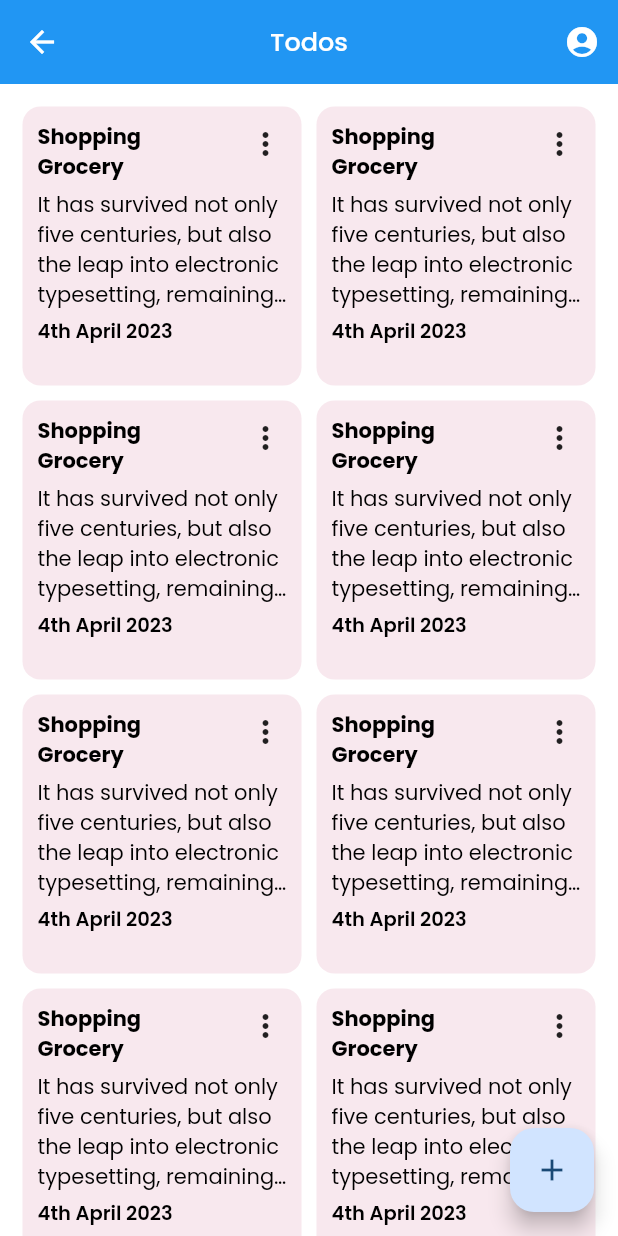
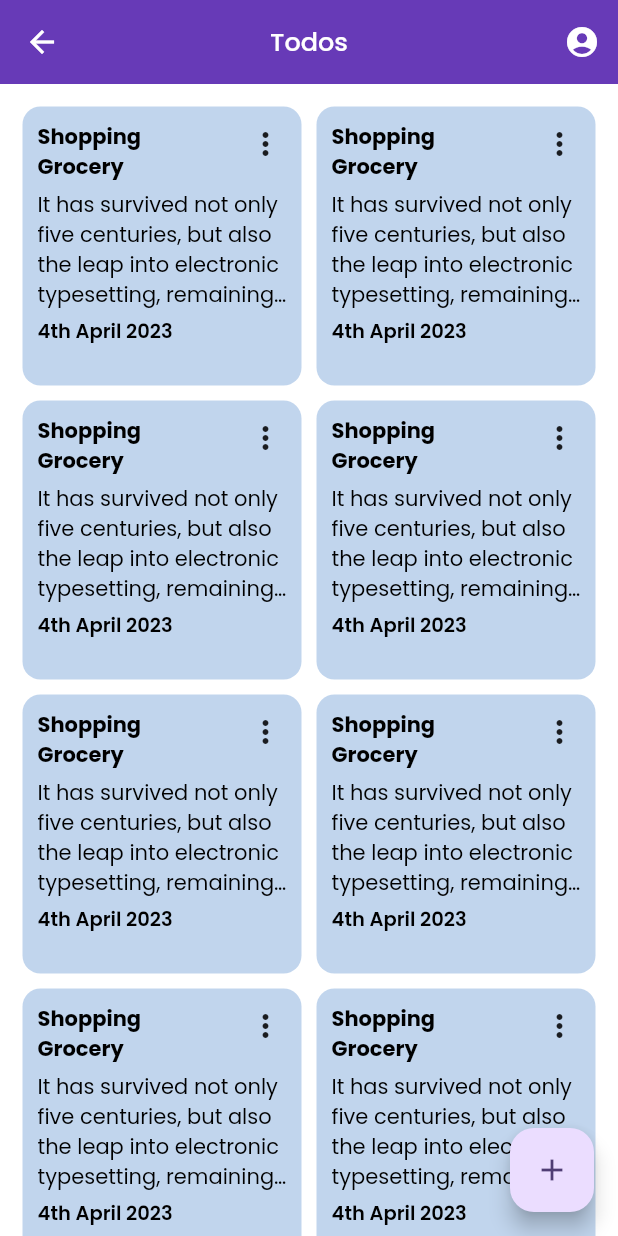
Before and after one commit to alvisjerome/todo-flutter-firebase, a Flutter app: the screen it shows after launch, after a tap on "Continue with Google", on a phone screen of 412 x 824 dp. Run offline on Flutter 3.47's test engine with Material 2 defaults, Android fonts, the phone set to English and light mode, and no system bars; our stand-ins replace firebase_core, get_it, google_fonts; accounts and stored records are empty; generated files the repository leaves out were written again.

Commit message:
added get_it di

```diff
--- /dev/null
+++ b/lib/app/modules/authentication/datasource/repositories/authentication_repository.dart
@@ -0,0 +1,3 @@
+abstract interface class AuthenticationRepository {}
+
+class AuthenticationRepositoryImpl implements AuthenticationRepository {}
--- /dev/null
+++ b/lib/app/modules/todo/datasource/repositories/todo_repository.dart
@@ -0,0 +1,3 @@
+abstract interface class TodoRepository {}
+
+class TodoRepositoryImpl implements TodoRepository {}
--- a/lib/app/modules/todo/presentation/pages/todo_page.dart
+++ b/lib/app/modules/todo/presentation/pages/todo_page.dart
@@ -1,3 +1,5 @@
+import 'package:app/core/enums/todo_usecase.dart';
+
 import '../../../../../core/routes/app_paths.dart';
 import '../../../../../core/theme/app_theme.dart';
 import 'package:flutter/material.dart';
@@ -38,7 +40,8 @@ class TodoPage extends StatelessWidget {
             return const TaskTile();
           }),
       floatingActionButton: FloatingActionButton(
-        onPressed: () => Navigator.pushNamed(context, AppPaths.todo),
+        onPressed: () => Navigator.pushNamed(context, AppPaths.editTodo,
+            arguments: TodoUseCase.addTodo),
         child: const Icon(Icons.add),
       ),
     );
--- a/lib/app/modules/todo/presentation/widgets/task_menu.dart
+++ b/lib/app/modules/todo/presentation/widgets/task_menu.dart
@@ -1,6 +1,7 @@
 import 'package:flutter/material.dart';
 
 import '../../../../../core/enums/todo_menu_enum.dart';
+import '../../../../../core/enums/todo_usecase.dart';
 import '../../../../../core/routes/app_paths.dart';
 import '../../../../widgets/component_functions.dart';
 import '../../../../widgets/custom_text.dart';
@@ -25,7 +26,8 @@ class TaskMenu extends StatelessWidget {
       ],
       onSelected: (String value) {
         if (value == TodoMenuEnum.edit.name) {
-          Navigator.pushNamed(context, AppPaths.todo);
+          Navigator.pushNamed(context, AppPaths.editTodo,
+              arguments: TodoUseCase.editTodo);
         } else if (value == TodoMenuEnum.delete.name) {
           ComponentFunctions.hanleSnackBar(
               context: context, snakbar: const DeleteTaskSnackbar());
--- a/lib/app/modules/todo/presentation/widgets/task_tile.dart
+++ b/lib/app/modules/todo/presentation/widgets/task_tile.dart
@@ -11,7 +11,7 @@ class TaskTile extends StatelessWidget {
   Widget build(BuildContext context) {
     return Container(
       decoration: BoxDecoration(
-        color: AppTheme.lightPink,
+        color: AppTheme.randomColor,
         borderRadius: BorderRadius.circular(12),
       ),
       child: const Column(
--- a/lib/core/routes/app_routes.dart
+++ b/lib/core/routes/app_routes.dart
@@ -1,3 +1,4 @@
+import 'package:app/core/enums/todo_usecase.dart';
 import 'package:flutter/material.dart';
 
 import '../../app/modules/authentication/presentation/pages/authentication_page.dart';
@@ -16,7 +17,9 @@ final class AppRoutes {
       case AppPaths.profile:
         return MaterialPageRoute(builder: (_) => const ProfilePage());
       case AppPaths.editTodo:
-        return MaterialPageRoute(builder: (_) => const TodoEditPage());
+        return MaterialPageRoute(
+            builder: (_) =>
+                TodoEditPage(useCase: settings?.arguments as TodoUseCase?));
       default:
         return MaterialPageRoute(builder: (_) => const _ErrorPage());
     }
--- a/lib/core/theme/app_theme.dart
+++ b/lib/core/theme/app_theme.dart
@@ -1,14 +1,26 @@
 import 'package:flutter/material.dart';
 import 'package:google_fonts/google_fonts.dart';
 
+import 'dart:math';
+
 final class AppTheme {
-  static const primaryColor = Colors.blue;
+  static const primaryColor = Colors.deepPurple;
   static const white = Colors.white;
   static const black = Colors.black;
   static const lightPink = Color(0xFFF8E8EE);
   static const tealGreen = Color(0xff2E8A99);
   static const deepRed = Color(0xFFCD1818);
   static const deepBrown = Color(0xFF2B2730);
+
+  static Color get randomColor {
+    final random = Random();
+
+    final red = random.nextInt(256);
+    final green = random.nextInt(256);
+    final blue = random.nextInt(256);
+
+    return Color.fromARGB(70, red, green, blue);
+  }
 
   static ThemeData appTheme(BuildContext context) => ThemeData(
         scaffoldBackgroundColor: white,
--- /dev/null
+++ b/lib/injection_container.dart
@@ -0,0 +1,12 @@
+import 'package:get_it/get_it.dart';
+
+import 'app/modules/authentication/datasource/repositories/authentication_repository.dart';
+import 'app/modules/todo/datasource/repositories/todo_repository.dart';
+
+final sl = GetIt.instance;
+
+Future<void> setup() async {
+  sl.registerLazySingleton<AuthenticationRepository>(
+      () => AuthenticationRepositoryImpl());
+  sl.registerLazySingleton<TodoRepository>(() => TodoRepositoryImpl());
+}
--- a/lib/main.dart
+++ b/lib/main.dart
@@ -1,21 +1,23 @@
 import 'package:firebase_core/firebase_core.dart';
+import 'package:flutter/material.dart';
 import 'package:provider/provider.dart';
 
 import 'app.dart';
 import 'core/common/app_providers.dart';
-import 'package:flutter/material.dart';
-
 import 'firebase_options.dart';
+import './injection_container.dart' as di;
 
 void main() async {
   WidgetsFlutterBinding.ensureInitialized();
-
+  await di.setup();
   await Firebase.initializeApp(
     options: DefaultFirebaseOptions.currentPlatform,
   );
 
-  runApp(MultiProvider(
-    providers: AppProviders.providers,
-    child: const MyApp(),
-  ));
+  runApp(
+    MultiProvider(
+      providers: AppProviders.providers,
+      child: const MyApp(),
+    ),
+  );
 }
--- a/pubspec.yaml
+++ b/pubspec.yaml
@@ -40,6 +40,7 @@ dependencies:
   provider: ^6.0.5
   firebase_core: ^2.14.0
   cloud_firestore: ^4.8.2
+  get_it: ^7.6.0
 
 dev_dependencies:
   flutter_test:
```
Also changed, not shown: lib/app/modules/authentication/presentation/providers/authentication_provider.dart (+6 -1 lines), lib/app/modules/todo/presentation/pages/todo_edit_page.dart (+16 -4 lines), pubspec.lock.
